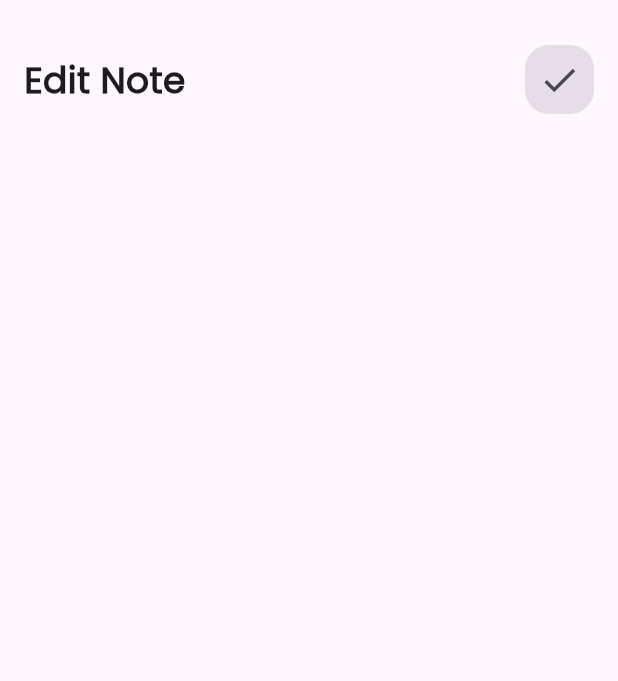
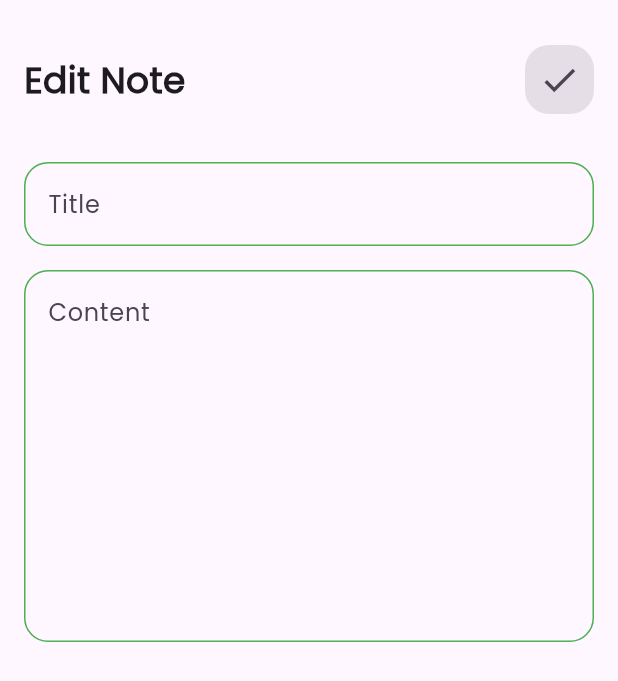
Before and after one commit to Mohamed-Elsayed-Awad/Noteify-App, a Flutter app: the EditViewNote screen opened directly, on a phone screen of 412 x 824 dp. Shown: the top 681 px of the screen. Run offline on Flutter 3.47's test engine with Material 3 defaults, Android fonts, the light colour scheme and no system bars.

Commit message:
edit note view ui done

```diff
--- /dev/null
+++ b/lib/widgets/custom_text_field.dart
@@ -0,0 +1,33 @@
+import 'package:flutter/material.dart';
+
+class CustomTextField extends StatelessWidget {
+  const CustomTextField({
+    super.key,
+    required this.maxlines,
+    required this.title,
+  });
+  final int maxlines;
+  final String title;
+  @override
+  Widget build(BuildContext context) {
+    return TextField(
+      maxLines: maxlines,
+      cursorColor: Colors.green,
+      decoration: InputDecoration(
+        hintText: title,
+        border: OutlineInputBorder(
+          borderRadius: BorderRadius.circular(16),
+          borderSide: BorderSide(color: Colors.green),
+        ),
+        enabledBorder: OutlineInputBorder(
+          borderRadius: BorderRadius.circular(16),
+          borderSide: BorderSide(color: Colors.green),
+        ),
+        focusedBorder: OutlineInputBorder(
+          borderRadius: BorderRadius.circular(16),
+          borderSide: BorderSide(color: Colors.green),
+        ),
+      ),
+    );
+  }
+}
--- a/lib/widgets/edit_note_view_body.dart
+++ b/lib/widgets/edit_note_view_body.dart
@@ -1,5 +1,6 @@
 import 'package:flutter/material.dart';
 import 'package:noteify/widgets/custom_app_bar.dart';
+import 'package:noteify/widgets/custom_text_field.dart';
 
 class EditNoteViewBody extends StatelessWidget {
   const EditNoteViewBody({super.key});
@@ -16,7 +17,15 @@ class EditNoteViewBody extends StatelessWidget {
           CustomAppBar(
             title: 'Edit Note',
             icon: Icons.check,
-          )
+          ),
+          SizedBox(
+            height: 32,
+          ),
+          CustomTextField(maxlines: 1, title: 'Title'),
+          SizedBox(
+            height: 16,
+          ),
+          CustomTextField(maxlines: 9, title: 'Content'),
         ],
       ),
     );
```
Also changed, not shown: lib/widgets/add_note.dart (+7 -35 lines).
